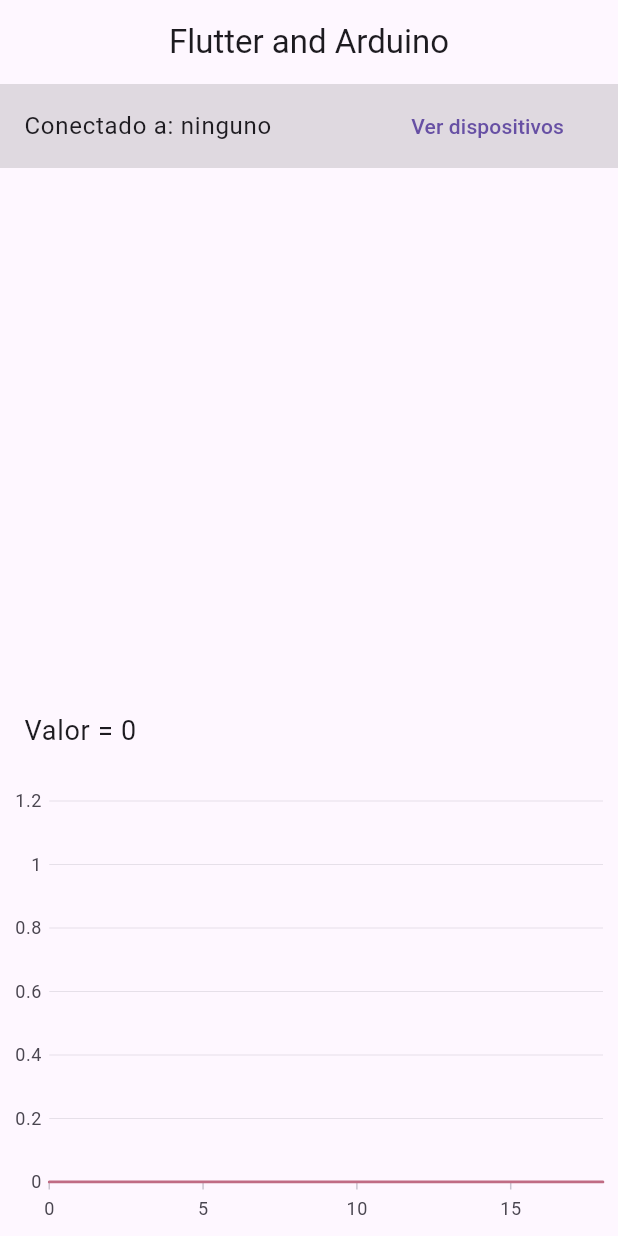
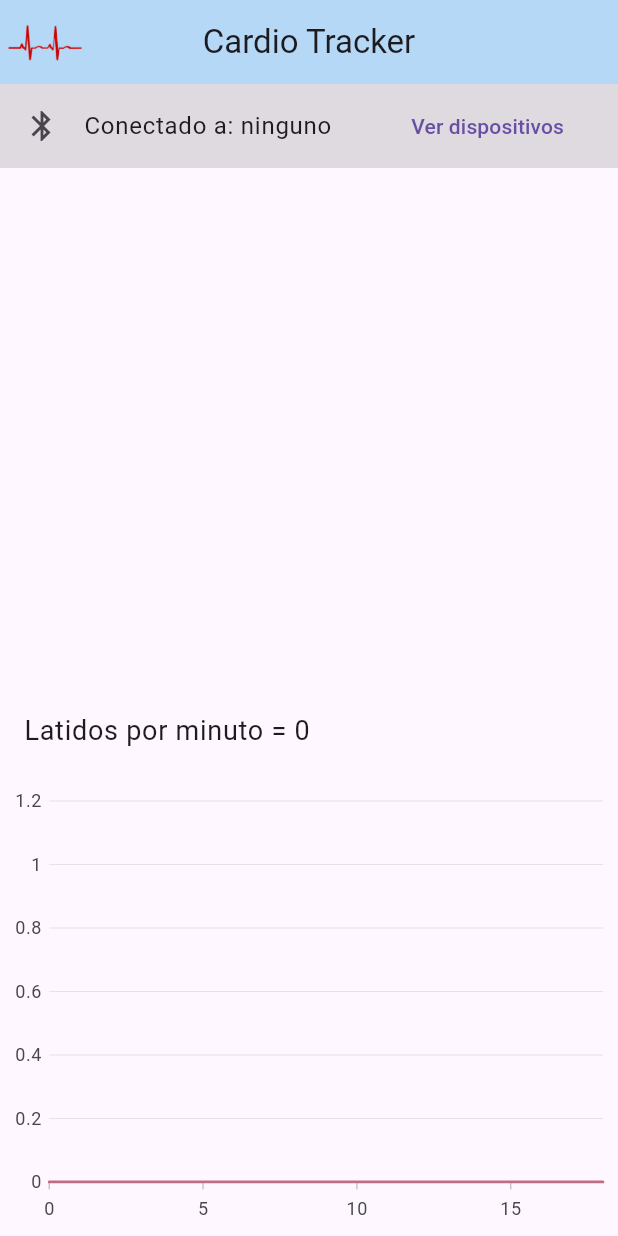
Before and after one commit to mariferrvargas/app_sensor, a Flutter app: the screen it shows after launch, on a phone screen of 412 x 824 dp. Run offline on Flutter 3.47's test engine with Material 3 defaults, Android fonts, the light colour scheme and no system bars; our stand-ins replace flutter_bluetooth_serial, permission_handler, syncfusion_flutter_charts; missing offline and left inert: desktop_window, syncfusion_localizations.

Commit message:
second version - icons+titles

```diff
--- a/lib/main_page.dart
+++ b/lib/main_page.dart
@@ -110,8 +110,16 @@
   Widget build(BuildContext context) {
     return Scaffold(
       appBar: AppBar(
+        leading: Padding (
+          padding: const EdgeInsets.only(left: 5.0),
+          child: Image.asset(
+            'assets/trazo.png',
+            //fit: BoxFit.fitWidth,
+          ),
+        ),
         centerTitle: true,
-        title: const Text('Flutter and Arduino'),
+        title: const Text('Cardio Tracker'),
+        backgroundColor: const Color.fromARGB(255, 180, 216, 246),
       ),
       body: Column(
         children: [
@@ -145,6 +153,7 @@
   Widget _infoDevice() {
     return ListTile(
       tileColor: Colors.black12,
+      leading: const Icon(Icons.bluetooth),
       title: Text("Conectado a: ${_deviceConnected?.name ?? "ninguno"}"),
       trailing: _connection?.isConnected ?? false
           ? TextButton(
@@ -204,7 +213,7 @@
       title: Padding(
         padding: const EdgeInsets.symmetric(vertical: 16.0),
         child: Text(
-          "Valor = $times",
+          "Latidos por minuto = $times",
           style: const TextStyle(fontSize: 18.0),
         ),
       ),
--- a/pubspec.yaml
+++ b/pubspec.yaml
@@ -23,3 +23,7 @@
 
 flutter:
   uses-material-design: true
+
+  assets:
+    - assets/trazo.png
+    - assets/bt.png
```
Also changed, not shown: assets/bt.png (added), assets/trazo.png (added).
